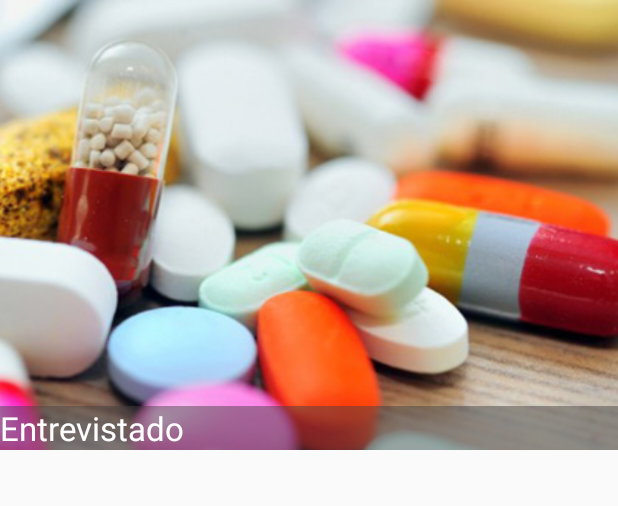
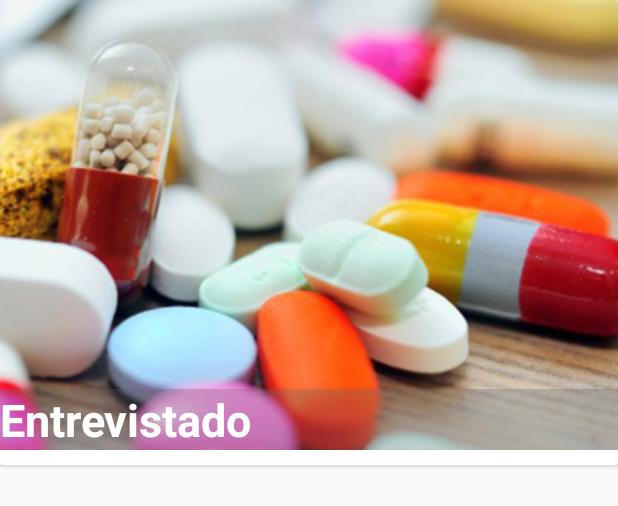
Before and after one commit to 0tavi0/ABOB, an Android app: the layout item_videos.xml on its own in the app's theme, with its tools: preview values and no code run, on a phone screen of 412 x 824 dp. Shown: the top 506 px of the screen. Run offline under Robolectric (Android 15) with nearby library versions, the phone set to English and light mode, and no system bars.

```diff
--- a/app/src/main/java/com/example/otavioaugusto/abob/model/VideoYoutube.kt
+++ b/app/src/main/java/com/example/otavioaugusto/abob/model/VideoYoutube.kt
@@ -2,6 +2,7 @@ package com.example.otavioaugusto.abob.model
 
 class VideoYoutube (
     val urlImagem:String,
-    val IdVideo:String
+    val IdVideo:String,
+val title:String
 
 )
--- a/app/src/main/res/layout/item_videos.xml
+++ b/app/src/main/res/layout/item_videos.xml
@@ -1,6 +1,12 @@
 <?xml version="1.0" encoding="utf-8"?>
+
+<android.support.v7.widget.CardView
+        xmlns:android="http://schemas.android.com/apk/res/android"
+        android:layout_width="match_parent"
+        android:layout_height="310dp"
+android:elevation="5dp">
+
 <android.support.constraint.ConstraintLayout
-        xmlns:android="http://schemas.android.com/apk/res/android"
         android:layout_width="match_parent"
         android:layout_height="300dp">
 
@@ -20,7 +26,8 @@
                 android:id="@+id/txtItemVideo"
                 android:background="@color/backgraoundTextview"
                 android:layout_gravity="bottom"
-                android:textAppearance="@style/TextAppearance.AppCompat.Large"
+                android:textStyle="bold"
+                android:textSize="30sp"
                 android:layout_width="match_parent"
                 android:layout_height="wrap_content"
                 android:text="Entrevistado"
@@ -30,3 +37,4 @@
     </FrameLayout>
 
 </android.support.constraint.ConstraintLayout>
+</android.support.v7.widget.CardView>
--- a/app/src/main/res/values/colors.xml
+++ b/app/src/main/res/values/colors.xml
@@ -3,6 +3,6 @@
     <color name="colorPrimary">#008577</color>
     <color name="colorPrimaryDark">#00574B</color>
     <color name="colorAccent">#D81B60</color>
-    <color name="backgraoundTextview">#79434141</color>
+    <color name="backgraoundTextview">#51686868</color>
 
 </resources>
```
Also changed, not shown: app/src/main/java/com/example/otavioaugusto/abob/adapters/VideosAdapter.kt (+32 -2 lines), app/src/main/java/com/example/otavioaugusto/abob/interfaces/ItemClickListener.kt (+8 -0 lines), app/src/main/java/com/example/otavioaugusto/abob/presenter/VideosPresenter.kt (+12 -1 lines), app/src/main/java/com/example/otavioaugusto/abob/view/VideoDetails.kt (+4 -32 lines), app/src/main/java/com/example/otavioaugusto/abob/view/VideosLista.kt (+4 -4 lines), app/src/main/res/drawable/shareicon.png (added), 1 other file.
